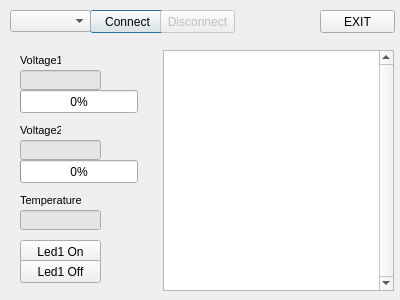
Above: window.ui from Cortezoo/SENSOR_Terminal before the change. Below: the same form after it.
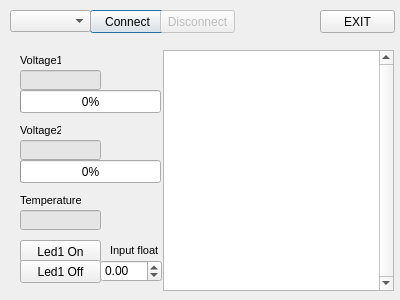
That is the form after the change.

Commit message: packet sending added

The edit to the form file:
```diff
--- a/window.ui
+++ b/window.ui
@@ -404,7 +404,7 @@
     <rect>
      <x>20</x>
      <y>90</y>
-     <width>118</width>
+     <width>141</width>
      <height>23</height>
     </rect>
    </property>
@@ -446,7 +446,7 @@
     <rect>
      <x>20</x>
      <y>160</y>
-     <width>118</width>
+     <width>141</width>
      <height>23</height>
     </rect>
    </property>
@@ -457,6 +457,43 @@
     <number>0</number>
    </property>
   </widget>
+  <widget class="QLabel" name="Input">
+   <property name="geometry">
+    <rect>
+     <x>110</x>
+     <y>240</y>
+     <width>51</width>
+     <height>21</height>
+    </rect>
+   </property>
+   <property name="font">
+    <font>
+     <pointsize>8</pointsize>
+    </font>
+   </property>
+   <property name="text">
+    <string>Input float</string>
+   </property>
+  </widget>
+  <widget class="QDoubleSpinBox" name="doubleInput">
+   <property name="geometry">
+    <rect>
+     <x>100</x>
+     <y>260</y>
+     <width>62</width>
+     <height>22</height>
+    </rect>
+   </property>
+   <property name="minimum">
+    <double>-999.990000000000009</double>
+   </property>
+   <property name="maximum">
+    <double>999.990000000000009</double>
+   </property>
+   <property name="singleStep">
+    <double>0.100000000000000</double>
+   </property>
+  </widget>
  </widget>
  <resources/>
  <connections/>
```
Left out of the diff: 3 changed lines with no effect on the pictures. The commit also changes 2 other files.
